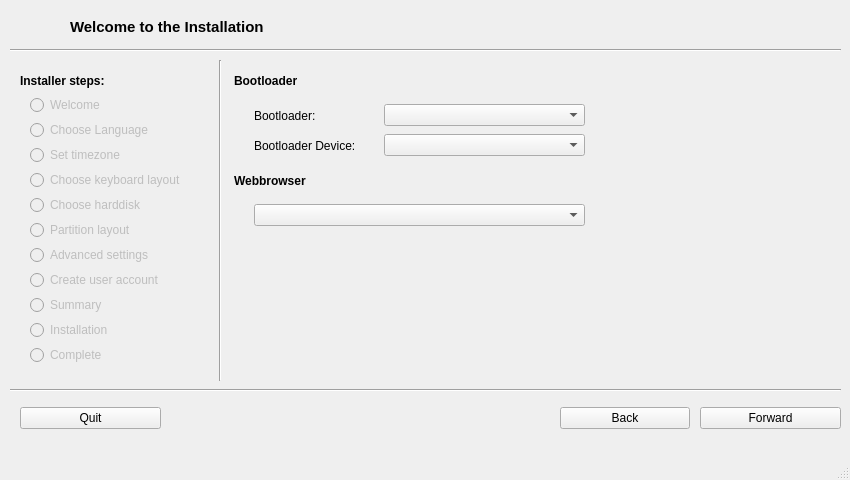
This is src/usr/share/bbqlinux-installer/qt_interface.ui in bbqlinux/bbqlinux-installer as Qt 5 draws it before an edit. The edited form follows.
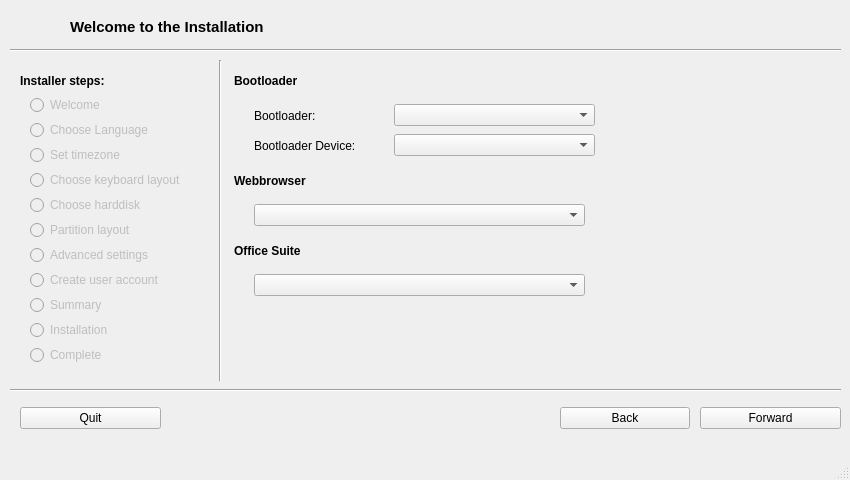
This is the edited form. The open tabs and pages were chosen to show the change. Icons and pictures are not drawn.

Commit message: add option to select a office suite

```diff
--- a/src/usr/share/bbqlinux-installer/qt_interface.ui
+++ b/src/usr/share/bbqlinux-installer/qt_interface.ui
@@ -510,7 +510,7 @@
           <rect>
            <x>30</x>
            <y>70</y>
-           <width>121</width>
+           <width>131</width>
            <height>31</height>
           </rect>
          </property>
@@ -527,7 +527,7 @@
         <widget class="QWidget" name="horizontalLayoutWidget_9">
          <property name="geometry">
           <rect>
-           <x>160</x>
+           <x>170</x>
            <y>70</y>
            <width>201</width>
            <height>31</height>
@@ -544,7 +544,7 @@
           <rect>
            <x>30</x>
            <y>40</y>
-           <width>121</width>
+           <width>131</width>
            <height>31</height>
           </rect>
          </property>
@@ -561,7 +561,7 @@
         <widget class="QWidget" name="horizontalLayoutWidget_11">
          <property name="geometry">
           <rect>
-           <x>160</x>
+           <x>170</x>
            <y>40</y>
            <width>201</width>
            <height>31</height>
@@ -613,6 +613,46 @@
           </item>
          </layout>
         </widget>
+        <widget class="QWidget" name="verticalLayoutWidget_40">
+         <property name="geometry">
+          <rect>
+           <x>10</x>
+           <y>180</y>
+           <width>451</width>
+           <height>21</height>
+          </rect>
+         </property>
+         <layout class="QVBoxLayout" name="verticalLayout_41">
+          <item>
+           <widget class="QLabel" name="label_23">
+            <property name="font">
+             <font>
+              <weight>75</weight>
+              <bold>true</bold>
+             </font>
+            </property>
+            <property name="text">
+             <string>Office Suite</string>
+            </property>
+           </widget>
+          </item>
+         </layout>
+        </widget>
+        <widget class="QWidget" name="horizontalLayoutWidget_13">
+         <property name="geometry">
+          <rect>
+           <x>30</x>
+           <y>210</y>
+           <width>331</width>
+           <height>31</height>
+          </rect>
+         </property>
+         <layout class="QHBoxLayout" name="horizontalLayout_13">
+          <item>
+           <widget class="QComboBox" name="officeSuiteComboBox"/>
+          </item>
+         </layout>
+        </widget>
        </widget>
        <widget class="QWidget" name="userPage">
         <widget class="QWidget" name="verticalLayoutWidget_16">
@@ -1324,7 +1364,7 @@
       <x>30</x>
       <y>94</y>
       <width>181</width>
-      <height>22</height>
+      <height>23</height>
      </rect>
     </property>
     <layout class="QVBoxLayout" name="verticalLayout">
@@ -1355,7 +1395,7 @@
       <x>30</x>
       <y>119</y>
       <width>181</width>
-      <height>22</height>
+      <height>23</height>
      </rect>
     </property>
     <layout class="QVBoxLayout" name="verticalLayout_3">
@@ -1380,7 +1420,7 @@
       <x>30</x>
       <y>144</y>
       <width>181</width>
-      <height>22</height>
+      <height>23</height>
      </rect>
     </property>
     <layout class="QVBoxLayout" name="verticalLayout_4">
@@ -1404,8 +1444,8 @@
      <rect>
       <x>30</x>
       <y>169</y>
-      <width>181</width>
-      <height>22</height>
+      <width>186</width>
+      <height>23</height>
      </rect>
     </property>
     <layout class="QVBoxLayout" name="verticalLayout_5">
@@ -1430,7 +1470,7 @@
       <x>30</x>
       <y>194</y>
       <width>181</width>
-      <height>22</height>
+      <height>23</height>
      </rect>
     </property>
     <layout class="QVBoxLayout" name="verticalLayout_6">
@@ -1455,7 +1495,7 @@
       <x>30</x>
       <y>219</y>
       <width>181</width>
-      <height>22</height>
+      <height>23</height>
      </rect>
     </property>
     <layout class="QVBoxLayout" name="verticalLayout_7">
@@ -1480,7 +1520,7 @@
       <x>30</x>
       <y>244</y>
       <width>181</width>
-      <height>22</height>
+      <height>23</height>
      </rect>
     </property>
     <layout class="QVBoxLayout" name="verticalLayout_8">
@@ -1505,7 +1545,7 @@
       <x>30</x>
       <y>294</y>
       <width>181</width>
-      <height>22</height>
+      <height>23</height>
      </rect>
     </property>
     <layout class="QVBoxLayout" name="verticalLayout_9">
@@ -1530,7 +1570,7 @@
       <x>30</x>
       <y>319</y>
       <width>181</width>
-      <height>22</height>
+      <height>23</height>
      </rect>
     </property>
     <layout class="QVBoxLayout" name="verticalLayout_10">
@@ -1580,7 +1620,7 @@
       <x>30</x>
       <y>269</y>
       <width>181</width>
-      <height>22</height>
+      <height>23</height>
      </rect>
     </property>
     <layout class="QVBoxLayout" name="verticalLayout_12">
@@ -1605,7 +1645,7 @@
       <x>30</x>
       <y>344</y>
       <width>181</width>
-      <height>22</height>
+      <height>23</height>
      </rect>
     </property>
     <layout class="QVBoxLayout" name="verticalLayout_13">
```
Left out of the diff: 12 changed lines with no effect on the pictures. The commit also changes 3 other files.
